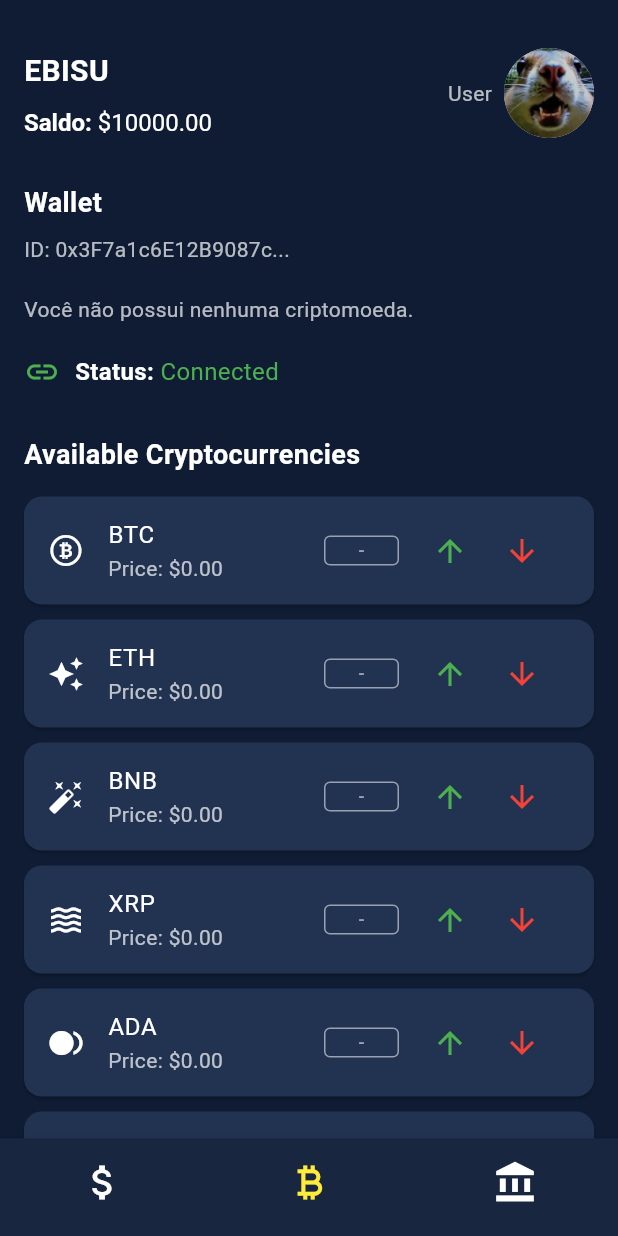
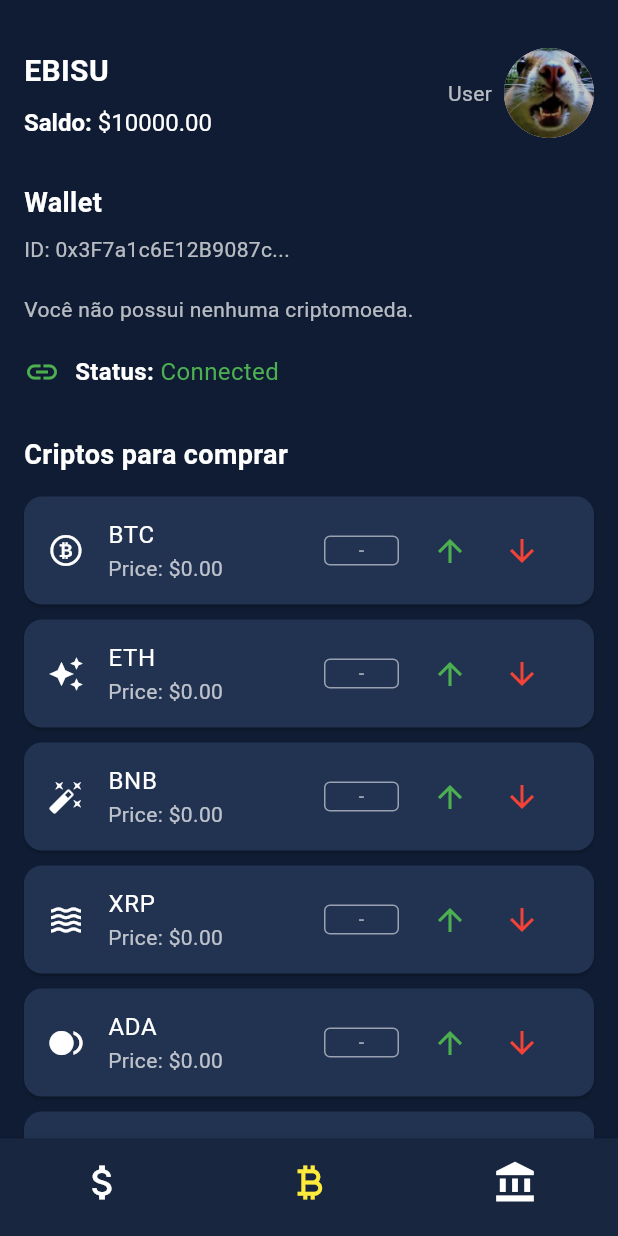
Before and after one commit to ehbisu/crypto, a Flutter app: the CryptoPage screen opened by its route, on a phone screen of 412 x 824 dp. Run offline on Flutter 3.47's test engine with Material 3 defaults, Android fonts, the light colour scheme and no system bars; our stand-ins replace shared_preferences; accounts and stored records are empty; network calls fail.

Commit message:
mudando um nome de ingles pra pt br

```diff
--- a/lib/crypto.dart
+++ b/lib/crypto.dart
@@ -856,7 +856,7 @@
       crossAxisAlignment: CrossAxisAlignment.start,
       children: [
         const Text(
-          'Available Cryptocurrencies',
+          'Criptos para comprar',
           style: TextStyle(
             color: Colors.white,
             fontSize: 18,
```
